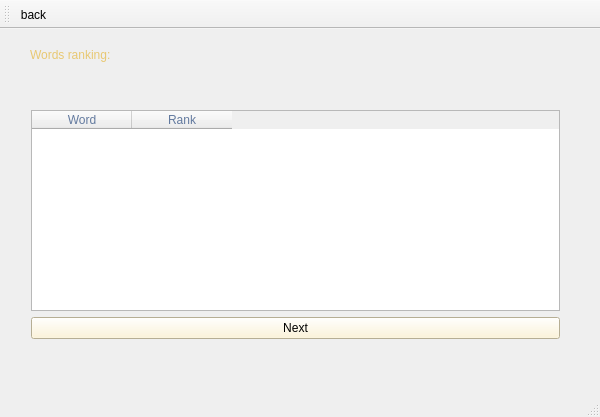
Above: DisplayRank.ui from Rrr3rrr2004/Word-Frequency-Count before the change. Below: the same form after it.
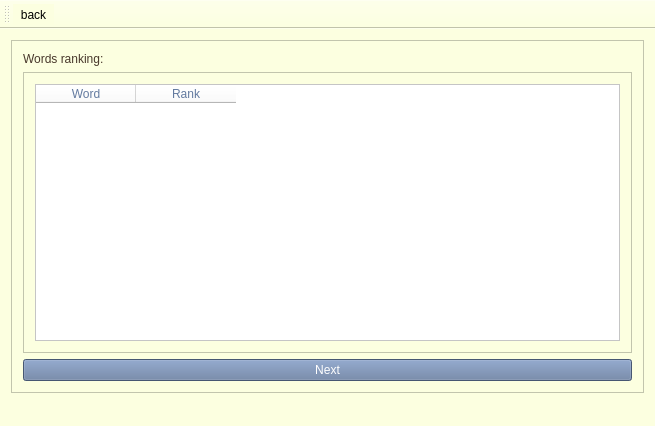
That is the form after the change. Icons and pictures are not drawn.

```diff
--- a/DisplayRank.ui
+++ b/DisplayRank.ui
@@ -6,47 +6,69 @@
    <rect>
     <x>0</x>
     <y>0</y>
-    <width>600</width>
-    <height>417</height>
+    <width>655</width>
+    <height>426</height>
    </rect>
   </property>
   <property name="windowTitle">
    <string>DisplayRank</string>
   </property>
+  <property name="styleSheet">
+   <string notr="true">background-color: rgb(252, 255, 224);</string>
+  </property>
   <widget class="QWidget" name="centralWidget">
+   <layout class="QGridLayout" name="gridLayout_3">
+    <item row="0" column="0">
+     <widget class="QFrame" name="frame">
+      <property name="cursor">
+       <cursorShape>PointingHandCursor</cursorShape>
+      </property>
+      <property name="frameShape">
+       <enum>QFrame::Shape::StyledPanel</enum>
+      </property>
+      <property name="frameShadow">
+       <enum>QFrame::Shadow::Raised</enum>
+      </property>
+      <layout class="QGridLayout" name="gridLayout">
+       <item row="0" column="0">
    <widget class="QLabel" name="label">
-    <property name="geometry">
-     <rect>
-      <x>30</x>
-      <y>10</y>
-      <width>251</width>
-      <height>31</height>
-     </rect>
-    </property>
     <property name="styleSheet">
-     <string notr="true">color: rgb(232, 200, 114);
-font: 700 12pt &quot;Times New Roman&quot;;</string>
+          <string notr="true">font: 700 15pt &quot;Times New Roman&quot;;
+color: rgb(73, 57, 44);</string>
     </property>
     <property name="text">
      <string>Words ranking:</string>
     </property>
    </widget>
-   <widget class="QWidget" name="layoutWidget">
-    <property name="geometry">
-     <rect>
-      <x>20</x>
-      <y>70</y>
-      <width>551</width>
-      <height>251</height>
-     </rect>
-    </property>
-    <layout class="QVBoxLayout" name="verticalLayout">
-     <item>
+       </item>
+       <item row="2" column="0">
+        <widget class="QPushButton" name="next">
+         <property name="styleSheet">
+          <string notr="true">font: 700 15pt &quot;Traditional Arabic&quot;;
+background-color: rgb(99, 122, 159);
+color: rgb(255, 255, 255);</string>
+         </property>
+         <property name="text">
+          <string>Next</string>
+         </property>
+        </widget>
+       </item>
+       <item row="1" column="0">
+        <widget class="QFrame" name="frame_2">
+         <property name="frameShape">
+          <enum>QFrame::Shape::StyledPanel</enum>
+         </property>
+         <property name="frameShadow">
+          <enum>QFrame::Shadow::Raised</enum>
+         </property>
+         <layout class="QGridLayout" name="gridLayout_2">
+          <item row="0" column="0">
       <widget class="QTableWidget" name="tableWidget">
        <property name="styleSheet">
         <string notr="true">color: rgb(99, 122, 159);
 font: 700 10pt &quot;Traditional Arabic&quot;;
-alternate-background-color: rgb(201, 215, 221);</string>
+alternate-background-color: rgb(201, 215, 221);
+background-color: rgb(255, 255, 255);</string>
        </property>
        <column>
         <property name="text">
@@ -60,19 +82,13 @@
        </column>
       </widget>
      </item>
-     <item>
-      <widget class="QPushButton" name="next">
-       <property name="styleSheet">
-        <string notr="true">background-color: rgb(255, 243, 207);
-font: 700 10pt &quot;Times New Roman&quot;;</string>
-       </property>
-       <property name="text">
-        <string>Next</string>
-       </property>
+         </layout>
       </widget>
      </item>
     </layout>
    </widget>
+    </item>
+   </layout>
   </widget>
   <widget class="QToolBar" name="mainToolBar">
    <attribute name="toolBarArea">
```
Lines whose indentation alone changed are shown as unchanged.
